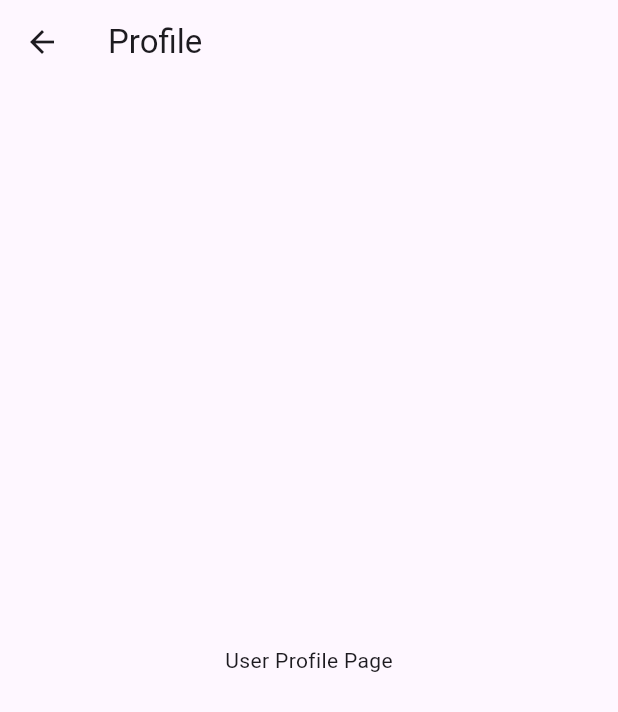
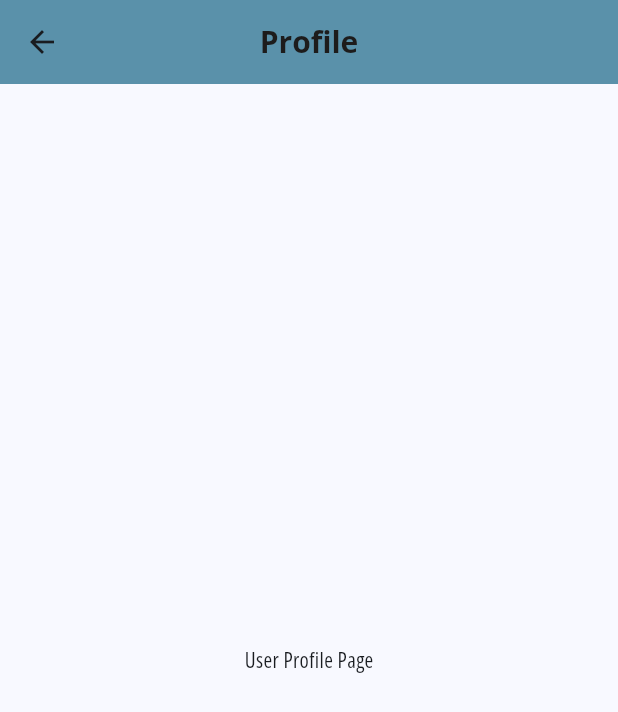
Before and after one commit to OskarGiri/blink_flutter, a Flutter app: the screen it shows after launch, item 3 of the bottom bar chosen, on a phone screen of 412 x 824 dp. Shown: the top 712 px of the screen. Run offline on Flutter 3.47's test engine with Material 3 defaults, Android fonts, the phone set to English and light mode, and no system bars.

```diff
--- a/lib/main.dart
+++ b/lib/main.dart
@@ -1,6 +1,7 @@
 import 'package:blink_flutter/screen/chat_screen.dart';
 import 'package:blink_flutter/screen/dashboard_screen.dart';
 import 'package:blink_flutter/screen/profile_screen.dart';
+import 'package:blink_flutter/theme/theme_data.dart';
 import 'package:flutter/material.dart';
 
 void main() {
@@ -14,6 +15,7 @@ class MyApp extends StatelessWidget {
   Widget build(BuildContext context) {
     return MaterialApp(
       debugShowCheckedModeBanner: false,
+      theme: getApplicationTheme(),
       routes: {
         '/': (context) => const DashboardScreen(),
         '/chat': (context) => const ChatScreen(),
--- a/lib/theme/theme_data.dart
+++ b/lib/theme/theme_data.dart
@@ -0,0 +1,31 @@
+import 'package:flutter/material.dart';
+
+ThemeData getApplicationTheme() {
+  return ThemeData(
+    colorScheme: ColorScheme.fromSeed(
+      seedColor: const Color.fromARGB(255, 13, 135, 236),
+    ),
+    fontFamily: 'OpenSansRegular',
+    useMaterial3: true,
+    appBarTheme: AppBarTheme(
+      backgroundColor: const Color.fromARGB(255, 90, 145, 170),
+      elevation: 0,
+      centerTitle: true,
+      titleTextStyle: TextStyle(
+        color: const Color.fromARGB(255, 29, 28, 28),
+        fontWeight: FontWeight.bold,
+        fontFamily: 'OpenSansBold',
+        fontSize: 20,
+      ),
+    ),
+    elevatedButtonTheme: ElevatedButtonThemeData(
+      style: ElevatedButton.styleFrom(
+        backgroundColor: const Color.fromARGB(255, 224, 133, 15),
+        foregroundColor: Colors.white,
+        textStyle: const TextStyle(fontFamily: 'RobotoItalic', fontSize: 20),
+        padding: const EdgeInsets.symmetric(horizontal: 24, vertical: 12),
+        shape: RoundedRectangleBorder(borderRadius: BorderRadius.circular(12)),
+      ),
+    ),
+  );
+}
```
Also changed, not shown: lib/app.dart (added).
